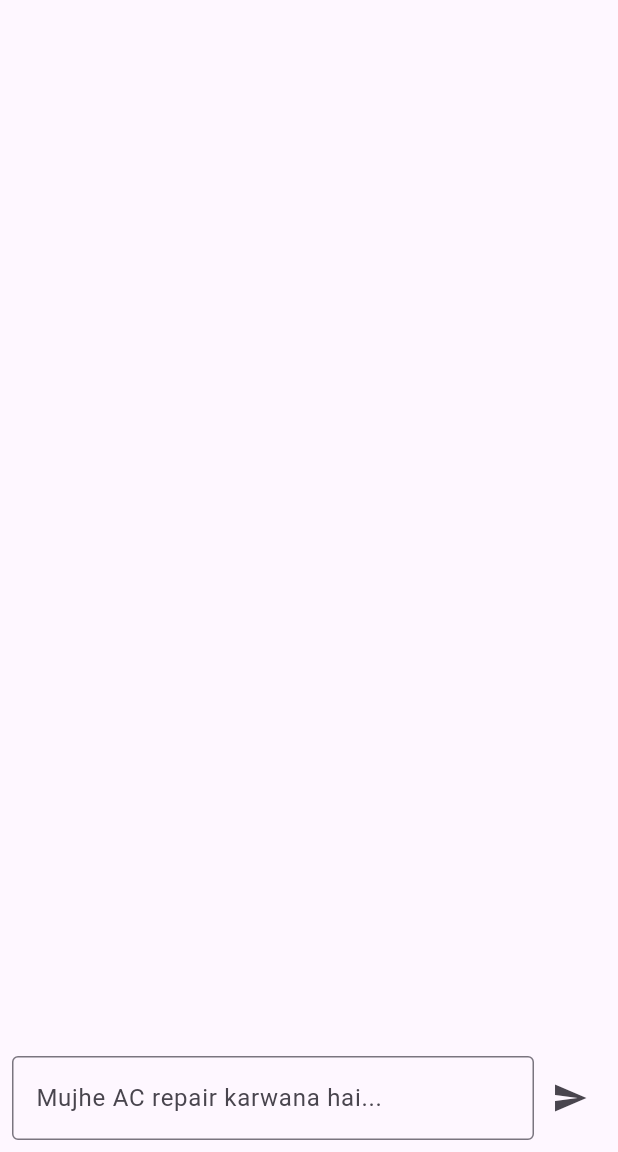
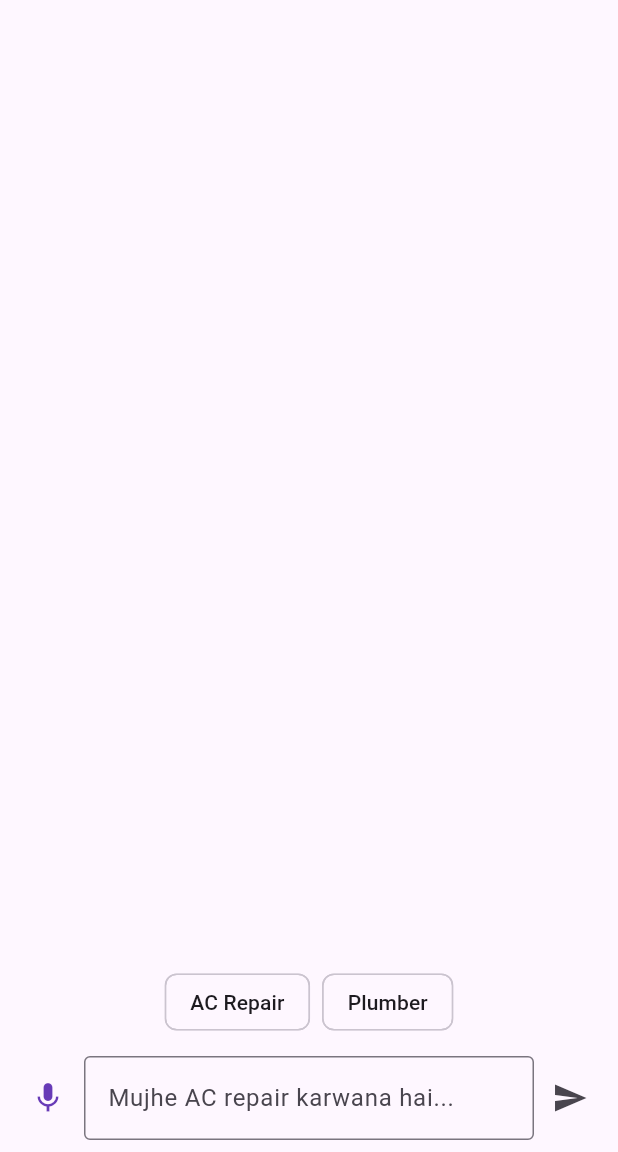
Before and after one commit to Naami-droid/Servista, a Flutter app: the ChatScreen screen opened directly, on a phone screen of 412 x 824 dp, the part 84-1236 px from its top. Run offline on Flutter 3.47's test engine with Material 3 defaults, Android fonts, the phone set to English and light mode, and no system bars.

Commit message:
Add hackathon smart prompts and mic UX to chat screen

```diff
--- a/mobile/lib/features/customer/chat_screen.dart
+++ b/mobile/lib/features/customer/chat_screen.dart
@@ -262,10 +262,43 @@ class _ChatScreenState extends State<ChatScreen> {
               )
             ),
 
+          if (_messages.isEmpty)
+            Padding(
+              padding: const EdgeInsets.symmetric(horizontal: 8.0, vertical: 4.0),
+              child: Wrap(
+                spacing: 8.0,
+                children: [
+                  ActionChip(
+                    label: const Text("AC Repair"),
+                    onPressed: () {
+                      _controller.text = "AC not cooling, need repair today.";
+                      _sendMessage();
+                    },
+                  ),
+                  ActionChip(
+                    label: const Text("Plumber"),
+                    onPressed: () {
+                      _controller.text = "Leaking pipe in bathroom.";
+                      _sendMessage();
+                    },
+                  ),
+                ],
+              ),
+            ),
           Padding(
             padding: const EdgeInsets.all(8.0),
             child: Row(
               children: [
+                IconButton(
+                  icon: const Icon(Icons.mic, color: Colors.deepPurple),
+                  onPressed: () {
+                    // Simulate voice input for hackathon demo
+                    _controller.text = "Mujhe kal subah G-13 mein AC technician chahiye";
+                    ScaffoldMessenger.of(context).showSnackBar(
+                      const SnackBar(content: Text("Voice converted to text!"), duration: Duration(seconds: 1)),
+                    );
+                  },
+                ),
                 Expanded(
                   child: TextField(
                     controller: _controller,
```
